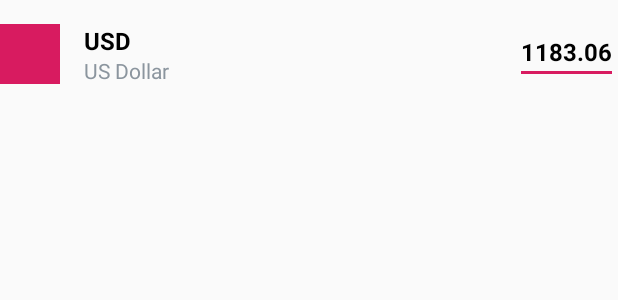
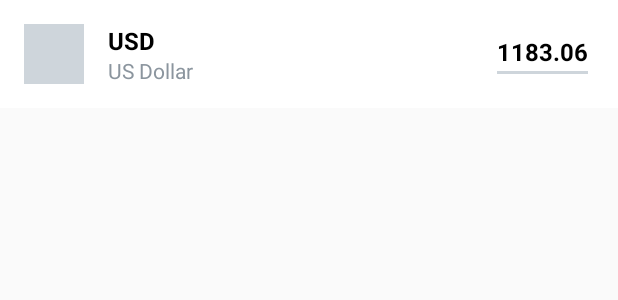
Before and after one commit to xealstorm/CurrencyConvertorRVLT, an Android app: the layout row_item.xml on its own in the app's theme, with its tools: preview values and no code run, on a phone screen of 412 x 824 dp. Shown: the top 300 px of the screen. Run offline under Robolectric (Android 15) with nearby library versions, the phone set to English and light mode, and no system bars; network calls fail.

Commit message:
RVLT170. In the offline mode indicate that the item is disabled.

```diff
--- /dev/null
+++ b/app/src/main/res/drawable/row_item_selector.xml
@@ -0,0 +1,8 @@
+<?xml version="1.0" encoding="utf-8"?>
+
+<selector xmlns:android="http://schemas.android.com/apk/res/android">
+
+    <item android:state_enabled="false" android:drawable="@color/colorPrimaryDark" />
+    <item android:drawable="@android:color/white"/>
+
+</selector>
--- a/app/src/main/res/layout/activity_main.xml
+++ b/app/src/main/res/layout/activity_main.xml
@@ -15,6 +15,7 @@
 
             <androidx.appcompat.widget.Toolbar
                 android:id="@id/toolbar"
+                app:titleMarginStart="@dimen/title_margin"
                 android:layout_width="match_parent"
                 android:layout_height="?attr/actionBarSize"
                 app:layout_scrollFlags="scroll|enterAlways"
--- a/app/src/main/res/layout/fragment_items_list.xml
+++ b/app/src/main/res/layout/fragment_items_list.xml
@@ -5,7 +5,5 @@
     <androidx.recyclerview.widget.RecyclerView
         android:id="@+id/rates_view_group"
         android:layout_width="match_parent"
-        android:layout_height="match_parent"
-        android:paddingStart="@dimen/activity_horizontal_margin"
-        android:paddingEnd="@dimen/activity_horizontal_margin" />
+        android:layout_height="match_parent" />
 </layout>
--- a/app/src/main/res/layout/row_item.xml
+++ b/app/src/main/res/layout/row_item.xml
@@ -7,7 +7,10 @@
     <androidx.constraintlayout.widget.ConstraintLayout
         android:layout_width="match_parent"
         android:layout_height="@dimen/item_height"
+        android:background="@drawable/row_item_selector"
+        android:paddingStart="@dimen/activity_horizontal_margin"
         android:paddingTop="@dimen/activity_vertical_margin"
+        android:paddingEnd="@dimen/activity_horizontal_margin"
         android:paddingBottom="@dimen/activity_vertical_margin">
 
         <ImageView
--- a/app/src/main/res/values/colors.xml
+++ b/app/src/main/res/values/colors.xml
@@ -1,7 +1,7 @@
 <?xml version="1.0" encoding="utf-8"?>
 <resources>
     <color name="colorPrimary">#FFF</color>
-    <color name="colorPrimaryDark">#000</color>
-    <color name="colorAccent">#D81B60</color>
+    <color name="colorPrimaryDark">#DADADA</color>
+    <color name="colorAccent">#CED5DB</color>
     <color name="colorCurrencyName">#8B959E</color>
 </resources>
--- a/app/src/main/res/values/dimens.xml
+++ b/app/src/main/res/values/dimens.xml
@@ -3,4 +3,5 @@
     <dimen name="activity_vertical_margin">16dp</dimen>
     <dimen name="item_image_size">40dp</dimen>
     <dimen name="item_height">72dp</dimen>
+    <dimen name="title_margin">72dp</dimen>
 </resources>
```
